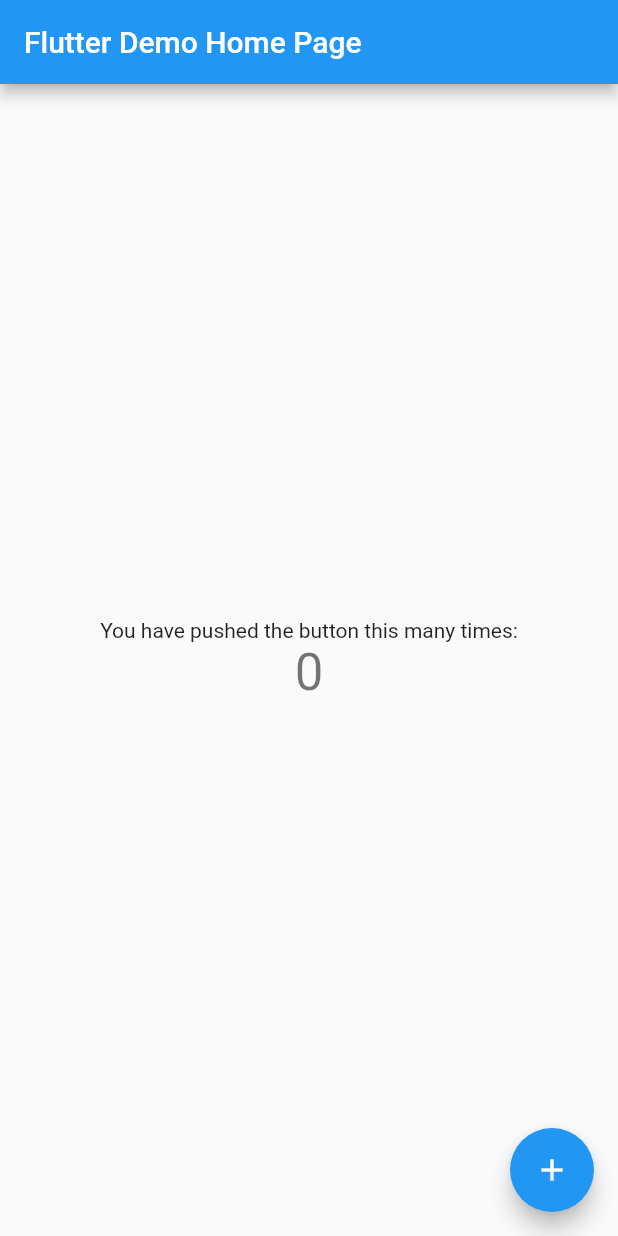
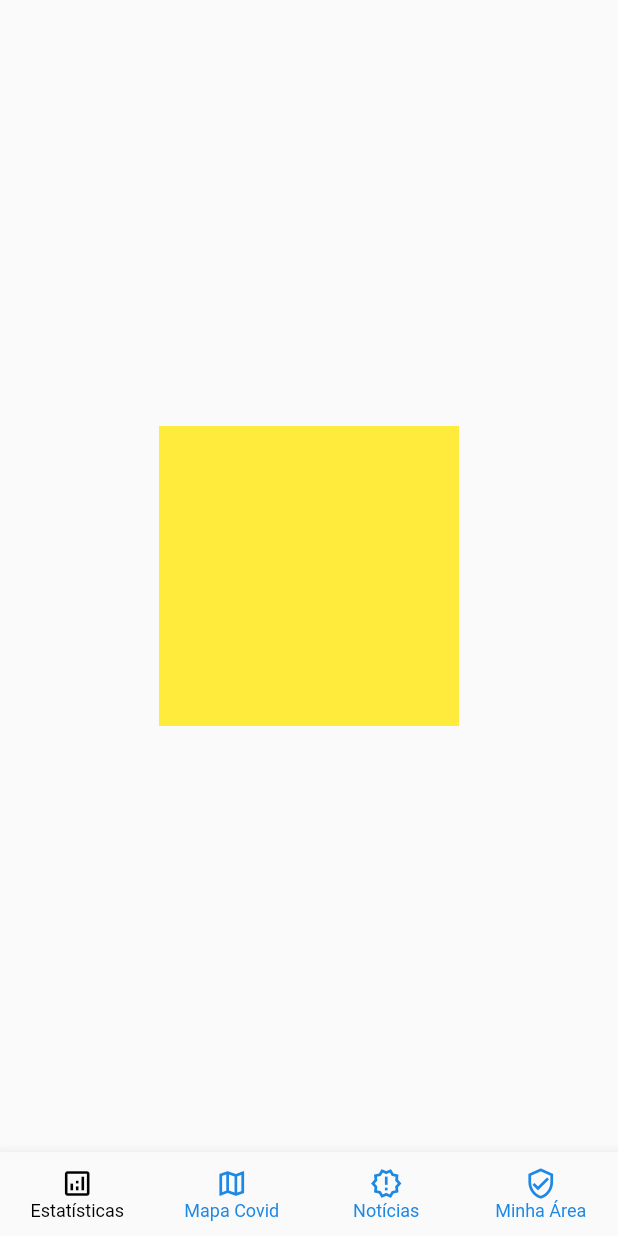
Before and after one commit to larissaBernardon/informa_saude, a Flutter app: the screen it shows after launch, on a phone screen of 412 x 824 dp. Run offline on Flutter 3.47's test engine with Material 2 defaults, Android fonts, the phone set to English and light mode, and no system bars; our stand-ins replace mobx; generated files the repository leaves out were written again.

Commit message:
add home page items

```diff
--- /dev/null
+++ b/informa_saude/lib/home/home_page.dart
@@ -0,0 +1,116 @@
+import 'package:flutter/material.dart';
+import 'package:informa_saude/home/home_controller.dart';
+
+import '../map/map_page.dart';
+import '../news/news_page.dart';
+import '../profile/profile_page.dart';
+import '../statistics/statistics_page.dart';
+
+class HomePage extends StatefulWidget {
+  const HomePage({
+    Key? key,
+    required this.controller,
+  }) : super(key: key);
+
+  final HomeController controller;
+
+  @override
+  State<HomePage> createState() => _HomePageState();
+}
+
+class _HomePageState extends State<HomePage> {
+  final PageController _pageController = PageController();
+  @override
+  Widget build(BuildContext context) {
+    return Scaffold(
+      body: PageView(
+        physics: const NeverScrollableScrollPhysics(),
+        controller: _pageController,
+        children: _buildPageViewItems(),
+      ),
+      bottomNavigationBar: BottomNavigationBar(
+        selectedFontSize: 12,
+        type: BottomNavigationBarType.fixed,
+        onTap: (id) {
+          _pageController.jumpToPage(id);
+          widget.controller.onPageSelected(id);
+        },
+        showUnselectedLabels: true,
+        currentIndex: widget.controller.pageSelected,
+        selectedItemColor: Colors.black,
+        unselectedItemColor: Colors.blue.shade600,
+        items: _buildBottomItems(),
+      ),
+    );
+  }
+
+  List<Widget> _buildPageViewItems() {
+    return [
+      const StatisticsPage(),
+      const MapPage(),
+      const NewsPage(),
+      const ProfilePage(),
+    ];
+  }
+
+  List<BottomNavigationBarItem> _buildBottomItems() {
+    return [
+      _buildStatisticsItem(),
+      _buildMapItem(),
+      _buildNewsItem(),
+      _buildProfileItem(),
+    ];
+  }
+
+  BottomNavigationBarItem _buildProfileItem() {
+    return BottomNavigationBarItem(
+      icon: Icon(
+        Icons.verified_user_outlined,
+        size: 22,
+        color: widget.controller.isProfileSelected
+            ? Colors.black
+            : Colors.blue.shade600,
+      ),
+      label: 'Minha Área',
+    );
+  }
+
+  BottomNavigationBarItem _buildNewsItem() {
+    return BottomNavigationBarItem(
+      icon: Icon(
+        Icons.new_releases_outlined,
+        size: 22,
+        color: widget.controller.isNewsSelected
+            ? Colors.black
+            : Colors.blue.shade600,
+      ),
+      label: 'Notícias',
+    );
+  }
+
+  BottomNavigationBarItem _buildMapItem() {
+    return BottomNavigationBarItem(
+      icon: Icon(
+        Icons.map_outlined,
+        size: 22,
+        color: widget.controller.isMapSelected
+            ? Colors.black
+            : Colors.blue.shade600,
+      ),
+      label: 'Mapa Covid',
+    );
+  }
+
+  BottomNavigationBarItem _buildStatisticsItem() {
+    return BottomNavigationBarItem(
+      icon: Icon(
+        Icons.analytics_outlined,
+        size: 22,
+        color: widget.controller.isStatisticsSelected
+            ? Colors.black
+            : Colors.blue.shade600,
+      ),
+      label: 'Estatísticas',
+    );
+  }
+}
--- a/informa_saude/lib/main.dart
+++ b/informa_saude/lib/main.dart
@@ -1,4 +1,7 @@
 import 'package:flutter/material.dart';
+import 'package:informa_saude/home/home_page.dart';
+
+import 'home/home_controller.dart';
 
 void main() {
   runApp(const MyApp());
@@ -13,103 +16,9 @@ class MyApp extends StatelessWidget {
     return MaterialApp(
       title: 'Flutter Demo',
       theme: ThemeData(
-        // This is the theme of your application.
-        //
-        // Try running your application with "flutter run". You'll see the
-        // application has a blue toolbar. Then, without quitting the app, try
-        // changing the primarySwatch below to Colors.green and then invoke
-        // "hot reload" (press "r" in the console where you ran "flutter run",
-        // or simply save your changes to "hot reload" in a Flutter IDE).
-        // Notice that the counter didn't reset back to zero; the application
-        // is not restarted.
         primarySwatch: Colors.blue,
       ),
-      home: const MyHomePage(title: 'Flutter Demo Home Page'),
+      home: HomePage(controller: HomeController()),
     );
   }
 }
-
-class MyHomePage extends StatefulWidget {
-  const MyHomePage({Key? key, required this.title}) : super(key: key);
-
-  // This widget is the home page of your application. It is stateful, meaning
-  // that it has a State object (defined below) that contains fields that affect
-  // how it looks.
-
-  // This class is the configuration for the state. It holds the values (in this
-  // case the title) provided by the parent (in this case the App widget) and
-  // used by the build method of the State. Fields in a Widget subclass are
-  // always marked "final".
-
-  final String title;
-
-  @override
-  State<MyHomePage> createState() => _MyHomePageState();
-}
-
-class _MyHomePageState extends State<MyHomePage> {
-  int _counter = 0;
-
-  void _incrementCounter() {
-    setState(() {
-      // This call to setState tells the Flutter framework that something has
-      // changed in this State, which causes it to rerun the build method below
-      // so that the display can reflect the updated values. If we changed
-      // _counter without calling setState(), then the build method would not be
-      // called again, and so nothing would appear to happen.
-      _counter++;
-    });
-  }
-
-  @override
-  Widget build(BuildContext context) {
-    // This method is rerun every time setState is called, for instance as done
-    // by the _incrementCounter method above.
-    //
-    // The Flutter framework has been optimized to make rerunning build methods
-    // fast, so that you can just rebuild anything that needs updating rather
-    // than having to individually change instances of widgets.
-    return Scaffold(
-      appBar: AppBar(
-        // Here we take the value from the MyHomePage object that was created by
-        // the App.build method, and use it to set our appbar title.
-        title: Text(widget.title),
-      ),
-      body: Center(
-        // Center is a layout widget. It takes a single child and positions it
-        // in the middle of the parent.
-        child: Column(
-          // Column is also a layout widget. It takes a list of children and
-          // arranges them vertically. By default, it sizes itself to fit its
-          // children horizontally, and tries to be as tall as its parent.
-          //
-          // Invoke "debug painting" (press "p" in the console, choose the
-          // "Toggle Debug Paint" action from the Flutter Inspector in Android
-          // Studio, or the "Toggle Debug Paint" command in Visual Studio Code)
-          // to see the wireframe for each widget.
-          //
-          // Column has various properties to control how it sizes itself and
-          // how it positions its children. Here we use mainAxisAlignment to
-          // center the children vertically; the main axis here is the vertical
-          // axis because Columns are vertical (the cross axis would be
-          // horizontal).
-          mainAxisAlignment: MainAxisAlignment.center,
-          children: <Widget>[
-            const Text(
-              'You have pushed the button this many times:',
-            ),
-            Text(
-              '$_counter',
-              style: Theme.of(context).textTheme.headline4,
-            ),
-          ],
-        ),
-      ),
-      floatingActionButton: FloatingActionButton(
-        onPressed: _incrementCounter,
-        tooltip: 'Increment',
-        child: const Icon(Icons.add),
-      ), // This trailing comma makes auto-formatting nicer for build methods.
-    );
-  }
-}
--- /dev/null
+++ b/informa_saude/lib/statistics/statistics_page.dart
@@ -0,0 +1,16 @@
+import 'package:flutter/material.dart';
+
+class StatisticsPage extends StatelessWidget {
+  const StatisticsPage({Key? key}) : super(key: key);
+
+  @override
+  Widget build(BuildContext context) {
+    return Center(
+      child: Container(
+        height: 200,
+        width: 200,
+        color: Colors.yellow,
+      ),
+    );
+  }
+}
```
Also changed, not shown: informa_saude/lib/home/home_controller.dart (added, +41 -0 lines), informa_saude/lib/map/map_page.dart (added, +16 -0 lines), informa_saude/lib/news/news_page.dart (added, +16 -0 lines), informa_saude/lib/profile/profile_page.dart (added, +16 -0 lines), informa_saude/pubspec.yaml (+8 -1 lines), informa_saude/lib/home/home_controller.g.dart (added), informa_saude/pubspec.lock.
